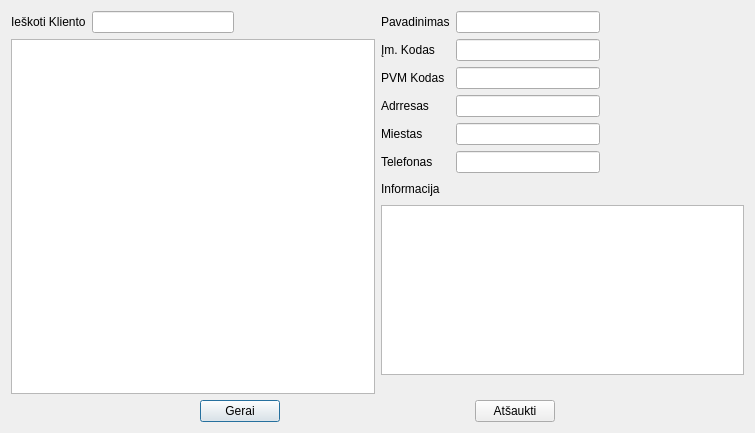
Old version of the form duombaze/klientupaieska.ui in the repository Tautvydas2019/Diplomas.
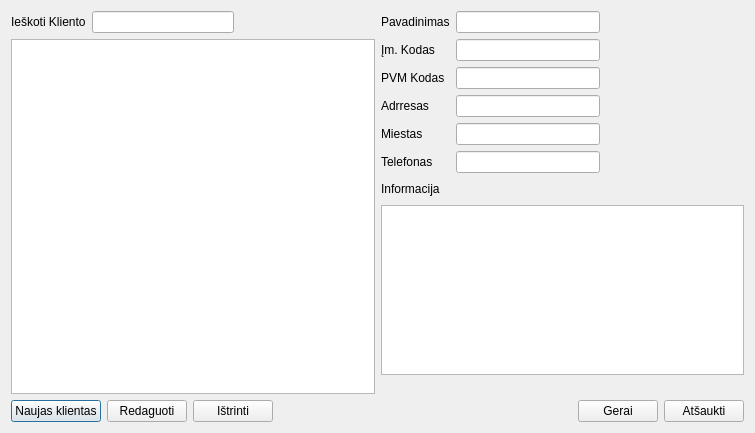
New version of the form.

Diff of the .ui file:
```diff
--- a/duombaze/klientupaieska.ui
+++ b/duombaze/klientupaieska.ui
@@ -202,6 +202,27 @@
    </item>
    <item>
     <layout class="QHBoxLayout" name="horizontalLayout_3">
+     <item>
+      <widget class="QPushButton" name="pushButton_3">
+       <property name="text">
+        <string>Naujas klientas</string>
+       </property>
+      </widget>
+     </item>
+     <item>
+      <widget class="QPushButton" name="pushButton_4">
+       <property name="text">
+        <string>Redaguoti</string>
+       </property>
+      </widget>
+     </item>
+     <item>
+      <widget class="QPushButton" name="pushButton_5">
+       <property name="text">
+        <string>Ištrinti</string>
+       </property>
+      </widget>
+     </item>
      <item>
       <spacer name="horizontalSpacer_4">
        <property name="orientation">
@@ -222,19 +243,6 @@
        </property>
       </widget>
      </item>
-     <item>
-      <spacer name="horizontalSpacer_3">
-       <property name="orientation">
-        <enum>Qt::Horizontal</enum>
-       </property>
-       <property name="sizeHint" stdset="0">
-        <size>
-         <width>40</width>
-         <height>20</height>
-        </size>
-       </property>
-      </spacer>
-     </item>
      <item>
       <widget class="QPushButton" name="pushButton_2">
        <property name="text">
@@ -242,19 +250,6 @@
        </property>
       </widget>
      </item>
-     <item>
-      <spacer name="horizontalSpacer_5">
-       <property name="orientation">
-        <enum>Qt::Horizontal</enum>
-       </property>
-       <property name="sizeHint" stdset="0">
-        <size>
-         <width>40</width>
-         <height>20</height>
-        </size>
-       </property>
-      </spacer>
-     </item>
     </layout>
    </item>
   </layout>
```
